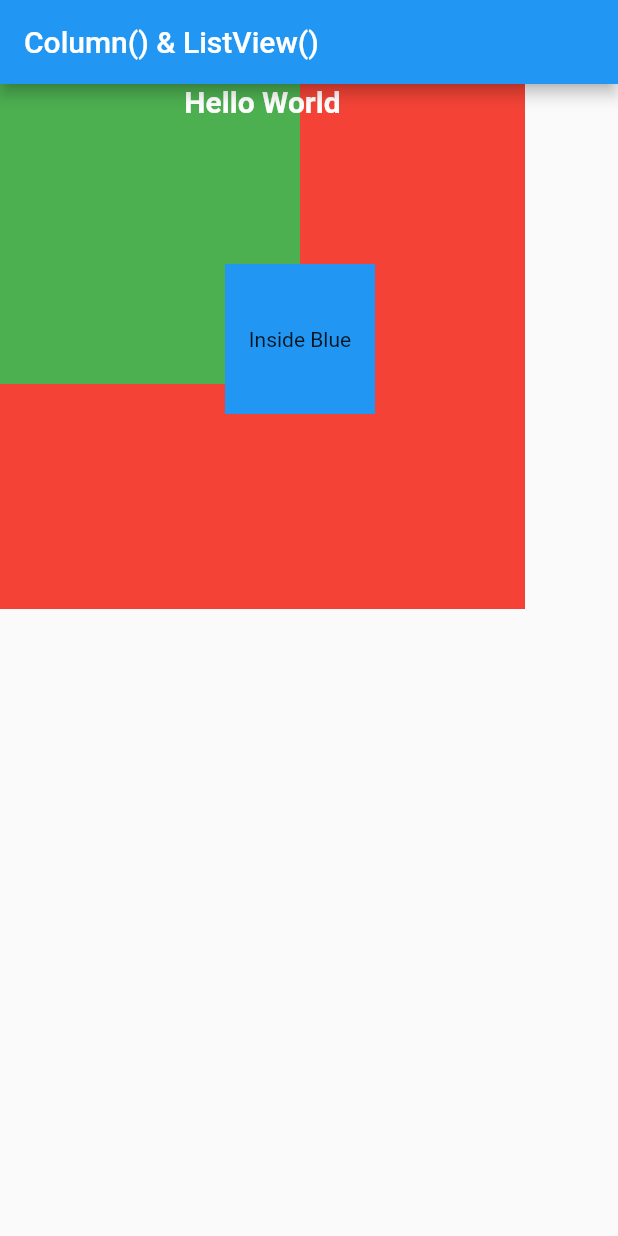
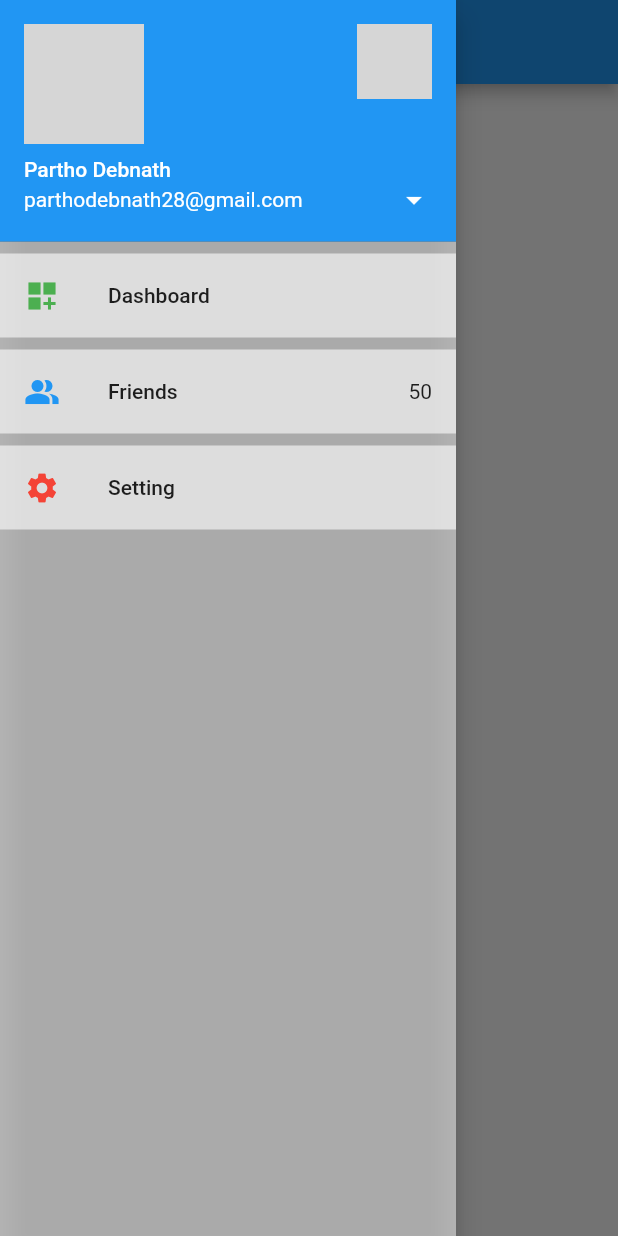
Before and after one commit to partho-debnath/flutter, a Flutter app: the screen it shows after launch, with the side drawer open (before the commit the screen has no drawer), on a phone screen of 412 x 824 dp. Run offline on Flutter 3.47's test engine with Material 2 defaults, Android fonts, the phone set to English and light mode, and no system bars; network calls fail; grey boxes are pictures that could not be loaded.

Commit message:
Drawer using DrawerHeader and UserAccountDrawerHeader

```diff
--- a/lib/screens/home_screen.dart
+++ b/lib/screens/home_screen.dart
@@ -1,6 +1,6 @@
 import 'package:flutter/material.dart';
 
-import '../widgets/stack_positioned_align_widget.dart';
+import '../widgets/drawer_widget.dart';
 
 class HomeScreen extends StatelessWidget {
   const HomeScreen({Key? key}) : super(key: key);
@@ -9,9 +9,10 @@ class HomeScreen extends StatelessWidget {
   Widget build(BuildContext context) {
     return Scaffold(
       appBar: AppBar(
-        title: const Text('Column() & ListView()'),
+        title: const Text('Drawer()'),
       ),
-      body: const StackWidget(),
+      body: null,
+      drawer: const MyDrawer(),
     );
   }
 }
--- /dev/null
+++ b/lib/widgets/drawer_widget.dart
@@ -0,0 +1,87 @@
+import 'package:flutter/material.dart';
+
+class MyDrawer extends StatelessWidget {
+  const MyDrawer({super.key});
+
+  @override
+  Widget build(BuildContext context) {
+    return _drawerWithDrawerHeader();
+  }
+
+  Drawer _drawerWithDrawerHeader() {
+    return Drawer(
+      elevation: 8,
+      backgroundColor: Colors.white.withOpacity(0.5),
+      child: ListView(
+        // padding: const EdgeInsets.only(left: 10),
+
+        children: <Widget>[
+          DrawerHeader(
+            padding: EdgeInsets.zero,
+            child: UserAccountsDrawerHeader(
+              margin: EdgeInsets.zero,
+              accountName: const Text('Partho Debnath'),
+              accountEmail: const Text('parthodebnath28@gmail.com'),
+              currentAccountPicture: ClipRRect(
+                borderRadius: BorderRadius.circular(40),
+                child: Image.network(
+                  'https://petapixel.com/assets/uploads/2022/12/what-is-unsplash-800x420.jpg',
+                  // height: 100,
+                  // width: 200,
+                  fit: BoxFit.cover,
+                  alignment: Alignment.topLeft,
+                ),
+              ),
+              currentAccountPictureSize: const Size(80, 80),
+              otherAccountsPictures: <Widget>[
+                ClipRRect(
+                  borderRadius: BorderRadius.circular(15),
+                  child: Image.network(
+                    'https://petapixel.com/assets/uploads/2022/12/what-is-unsplash-800x420.jpg',
+                    fit: BoxFit.cover,
+                    alignment: Alignment.topCenter,
+                  ),
+                ),
+              ],
+              otherAccountsPicturesSize: const Size(50, 50),
+              onDetailsPressed: () {
+                print('on Details Pressed');
+              },
+              // decoration: BoxDecoration(
+              //   color: Theme.of(context).primaryColor,
+              //   borderRadius: const BorderRadius.vertical(
+              //     bottom: Radius.circular(10),
+              //   ),
+              //   border: Border.all(color: Colors.blue, width: 1),
+              // ),
+            ),
+          ),
+          ListTile(
+            tileColor: Colors.white60,
+            leading: const Icon(Icons.dashboard_customize),
+            title: const Text('Dashboard'),
+            iconColor: Colors.green,
+            onTap: () {},
+          ),
+          const SizedBox(height: 8.0),
+          ListTile(
+            tileColor: Colors.white60,
+            leading: const Icon(Icons.people_alt),
+            title: const Text('Friends'),
+            trailing: const Text('50'),
+            iconColor: Colors.blue,
+            onTap: () {},
+          ),
+          const SizedBox(height: 8.0),
+          ListTile(
+            tileColor: Colors.white60,
+            leading: const Icon(Icons.settings),
+            title: const Text('Setting'),
+            iconColor: Colors.red,
+            onTap: () {},
+          ),
+        ],
+      ),
+    );
+  }
+}
```
Also changed, not shown: 1 other file.
